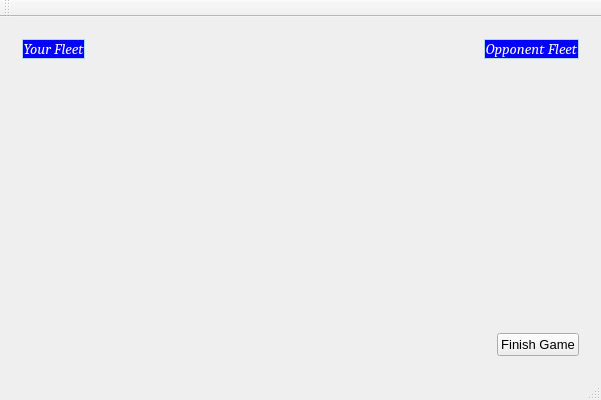
Qt form BattleshipGame/mainwindow.ui (AndLvovSky/battleship-game) before a commit.
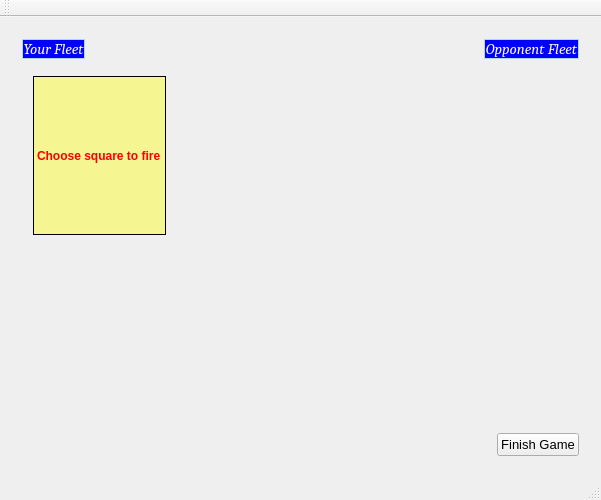
The same form after that commit. The open tabs and pages were chosen to show the change.

```diff
--- a/BattleshipGame/mainwindow.ui
+++ b/BattleshipGame/mainwindow.ui
@@ -7,9 +7,15 @@
     <x>0</x>
     <y>0</y>
     <width>600</width>
-    <height>400</height>
+    <height>500</height>
    </rect>
   </property>
+  <property name="sizePolicy">
+   <sizepolicy hsizetype="Preferred" vsizetype="Preferred">
+    <horstretch>0</horstretch>
+    <verstretch>0</verstretch>
+   </sizepolicy>
+  </property>
   <property name="windowTitle">
    <string>Battleship Game</string>
   </property>
@@ -387,7 +393,45 @@
             </item>
            </layout>
           </widget>
-          <widget class="QWidget" name="firePage"/>
+          <widget class="QWidget" name="firePage">
+           <layout class="QVBoxLayout" name="verticalLayout_6">
+            <item>
+             <layout class="QHBoxLayout" name="horizontalLayout_13">
+              <item>
+               <widget class="QLabel" name="label_10">
+                <property name="font">
+                 <font>
+                  <family>Arial</family>
+                  <pointsize>9</pointsize>
+                  <weight>75</weight>
+                  <bold>true</bold>
+                 </font>
+                </property>
+                <property name="styleSheet">
+                 <string notr="true">color: red; background-color: rgba(255, 255, 0, 100); border: 1px solid black;</string>
+                </property>
+                <property name="text">
+                 <string>Choose square to fire</string>
+                </property>
+               </widget>
+              </item>
+              <item>
+               <spacer name="horizontalSpacer_9">
+                <property name="orientation">
+                 <enum>Qt::Horizontal</enum>
+                </property>
+                <property name="sizeHint" stdset="0">
+                 <size>
+                  <width>40</width>
+                  <height>20</height>
+                 </size>
+                </property>
+               </spacer>
+              </item>
+             </layout>
+            </item>
+           </layout>
+          </widget>
          </widget>
         </item>
         <item>
```
Left out of the diff: 12 changed lines with no effect on the pictures.
